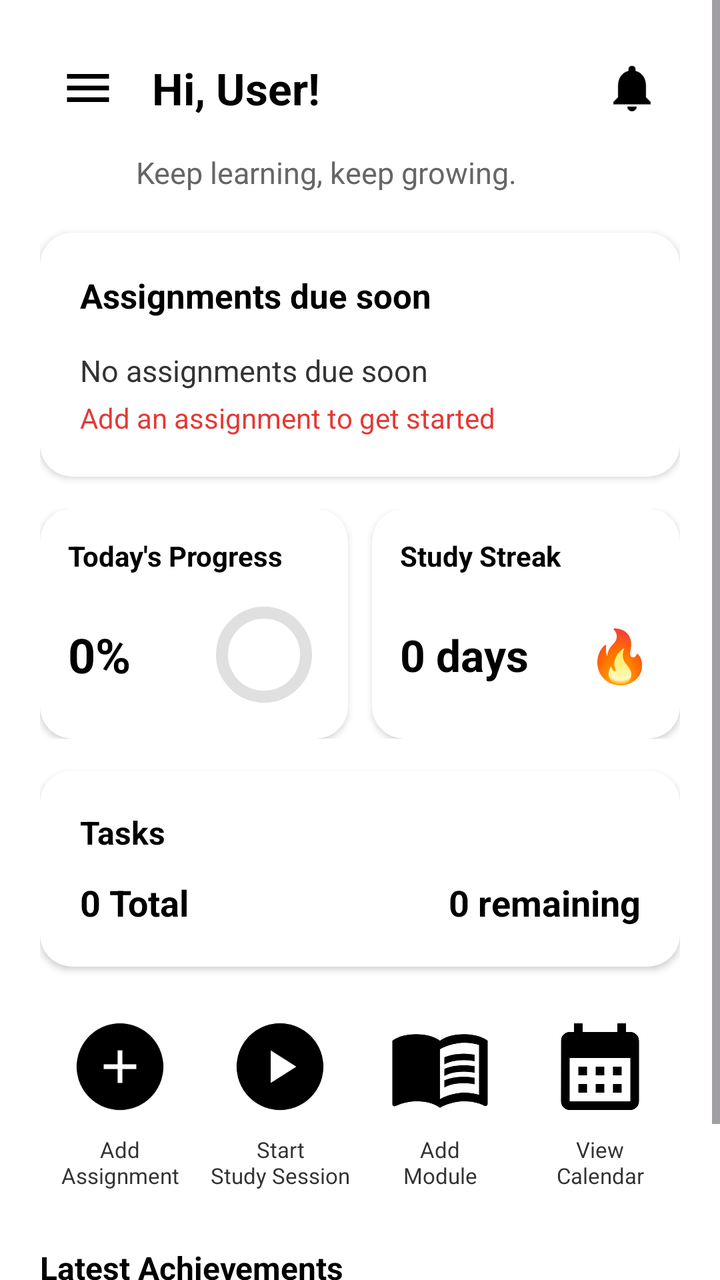
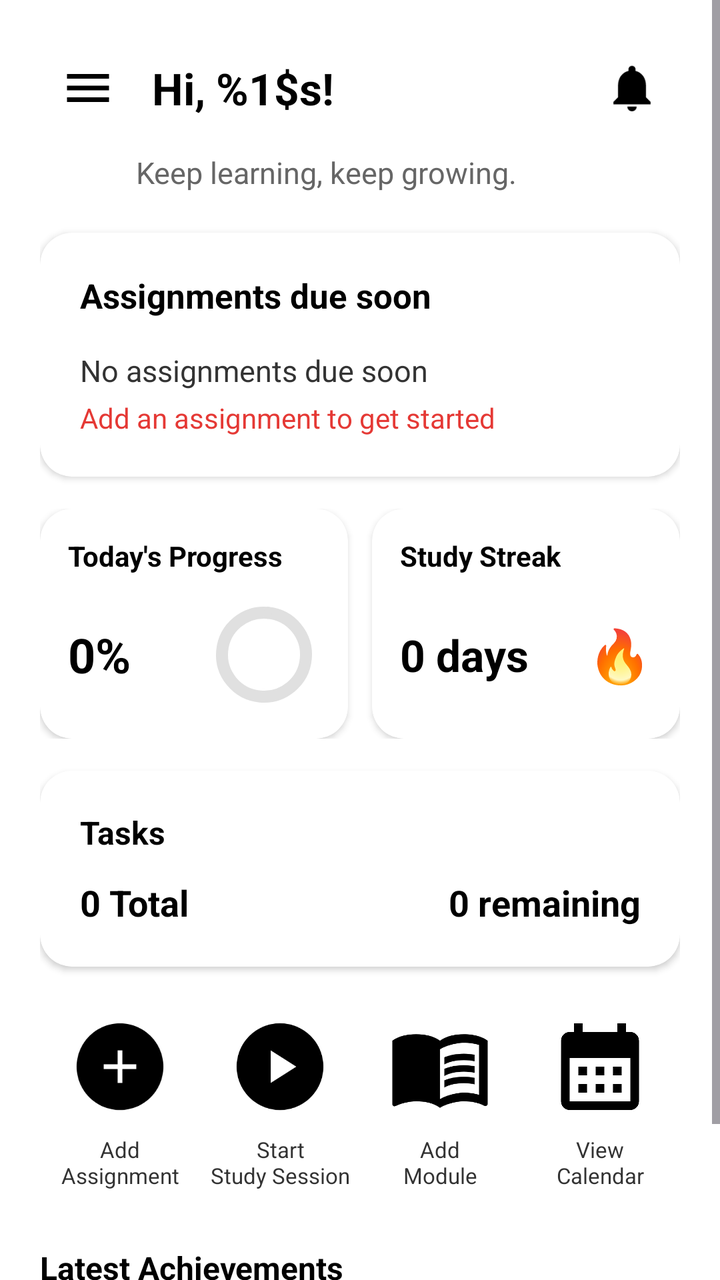

The first picture is an Android layout as it rendered before a commit; the second is the same layout after the commit. The layout source and the unified diff follow.
<!-- AndroidManifest.xml: application theme Theme.StudyBetter -->
<!-- res/layout/activity_dashboard.xml -->
<?xml version="1.0" encoding="utf-8"?>
<ScrollView xmlns:android="http://schemas.android.com/apk/res/android"
    xmlns:app="http://schemas.android.com/apk/res-auto"
    android:layout_width="match_parent"
    android:layout_height="match_parent"
    android:background="#FFFFFF"
    android:fillViewport="true">

    <LinearLayout
        android:layout_width="match_parent"
        android:layout_height="wrap_content"
        android:orientation="vertical"
        android:paddingStart="20dp"
        android:paddingTop="16dp"
        android:paddingEnd="20dp"
        android:paddingBottom="24dp">

        
        <RelativeLayout
            android:layout_width="match_parent"
            android:layout_height="56dp"
            android:layout_marginBottom="4dp">

            <ImageView
                android:id="@+id/menu_icon"
                android:layout_width="48dp"
                android:layout_height="48dp"
                android:layout_alignParentStart="true"
                android:layout_centerVertical="true"
                android:clickable="true"
                android:contentDescription="Open menu"
                android:focusable="true"
                android:padding="10dp"
                android:src="@drawable/ic_menu" />

            <TextView
                android:id="@+id/tv_greeting"
                android:layout_width="match_parent"
                android:layout_height="wrap_content"
                android:layout_centerVertical="true"
                android:layout_toEndOf="@id/menu_icon"
                android:layout_toStartOf="@id/notification_bell"
                android:ellipsize="end"
                android:maxLines="1"
                android:paddingStart="8dp"
                android:paddingEnd="8dp"
                android:text="Hi, User!"
                android:textColor="#000000"
                android:textSize="22sp"
                android:textStyle="bold" />

            <ImageView
                android:id="@+id/notification_bell"
                android:layout_width="48dp"
                android:layout_height="48dp"
                android:layout_alignParentEnd="true"
                android:layout_centerVertical="true"
                android:contentDescription="Notifications"
                android:padding="10dp"
                android:src="@drawable/ic_notifications_none" />

        </RelativeLayout>

        
        <TextView
            android:layout_width="wrap_content"
            android:layout_height="wrap_content"
            android:layout_marginStart="48dp"
            android:layout_marginBottom="20dp"
            android:text="Keep learning, keep growing."
            android:textColor="#666666"
            android:textSize="15sp" />

        
        <androidx.cardview.widget.CardView
            android:layout_width="match_parent"
            android:layout_height="wrap_content"
            android:layout_marginBottom="16dp"
            app:cardBackgroundColor="#FFFFFF"
            app:cardCornerRadius="16dp"
            app:cardElevation="2dp"
            app:strokeColor="#E0E0E0"
            app:strokeWidth="1dp">

            <LinearLayout
                android:layout_width="match_parent"
                android:layout_height="wrap_content"
                android:orientation="vertical"
                android:padding="20dp">

                <TextView
                    android:layout_width="wrap_content"
                    android:layout_height="wrap_content"
                    android:layout_marginBottom="16dp"
                    android:text="Assignments due soon"
                    android:textColor="#000000"
                    android:textSize="17sp"
                    android:textStyle="bold" />

                <LinearLayout
                    android:id="@+id/ll_due_soon"
                    android:layout_width="match_parent"
                    android:layout_height="wrap_content"
                    android:gravity="center_vertical"
                    android:orientation="vertical">

                    <TextView
                        android:layout_width="match_parent"
                        android:layout_height="wrap_content"
                        android:text="No assignments due soon"
                        android:textColor="#333333"
                        android:textSize="15sp" />

                    <TextView
                        android:layout_width="match_parent"
                        android:layout_height="wrap_content"
                        android:layout_marginTop="4dp"
                        android:text="Add an assignment to get started"
                        android:textColor="#E53935"
                        android:textSize="14sp" />

                </LinearLayout>

            </LinearLayout>

        </androidx.cardview.widget.CardView>

        
        <LinearLayout
            android:layout_width="match_parent"
            android:layout_height="wrap_content"
            android:layout_marginBottom="16dp"
            android:orientation="horizontal">

            
            <androidx.cardview.widget.CardView
                android:layout_width="0dp"
                android:layout_height="wrap_content"
                android:layout_marginEnd="6dp"
                android:layout_weight="1"
                app:cardBackgroundColor="#FFFFFF"
                app:cardCornerRadius="16dp"
                app:cardElevation="2dp"
                app:strokeColor="#E0E0E0"
                app:strokeWidth="1dp">

                <LinearLayout
                    android:layout_width="match_parent"
                    android:layout_height="wrap_content"
                    android:orientation="vertical"
                    android:padding="14dp">

                    <TextView
                        android:layout_width="wrap_content"
                        android:layout_height="wrap_content"
                        android:layout_marginBottom="12dp"
                        android:text="Today's Progress"
                        android:textColor="#000000"
                        android:textSize="14sp"
                        android:textStyle="bold" />

                    <LinearLayout
                        android:layout_width="match_parent"
                        android:layout_height="56dp"
                        android:gravity="center_vertical"
                        android:orientation="horizontal">

                        <TextView
                            android:id="@+id/tv_progress_percent"
                            android:layout_width="0dp"
                            android:layout_height="wrap_content"
                            android:layout_weight="1"
                            android:text="0%"
                            android:textColor="#000000"
                            android:textSize="24sp"
                            android:textStyle="bold" />

                        <com.google.android.material.progressindicator.CircularProgressIndicator
                            android:id="@+id/progress_indicator"
                            android:layout_width="48dp"
                            android:layout_height="48dp"
                            android:progress="0"
                            app:indicatorColor="#E53935"
                            app:indicatorSize="48dp"
                            app:trackColor="#E0E0E0"
                            app:trackThickness="6dp" />

                    </LinearLayout>

                </LinearLayout>

            </androidx.cardview.widget.CardView>

            
            <androidx.cardview.widget.CardView
                android:layout_width="0dp"
                android:layout_height="wrap_content"
                android:layout_marginStart="6dp"
                android:layout_weight="1"
                app:cardBackgroundColor="#FFFFFF"
                app:cardCornerRadius="16dp"
                app:cardElevation="2dp"
                app:strokeColor="#E0E0E0"
                app:strokeWidth="1dp">

                <LinearLayout
                    android:layout_width="match_parent"
                    android:layout_height="wrap_content"
                    android:orientation="vertical"
                    android:padding="14dp">

                    <TextView
                        android:layout_width="wrap_content"
                        android:layout_height="wrap_content"
                        android:layout_marginBottom="12dp"
                        android:text="Study Streak"
                        android:textColor="#000000"
                        android:textSize="14sp"
                        android:textStyle="bold" />

                    <LinearLayout
                        android:layout_width="match_parent"
                        android:layout_height="56dp"
                        android:gravity="center_vertical"
                        android:orientation="horizontal">

                        <TextView
                            android:id="@+id/tv_streak"
                            android:layout_width="0dp"
                            android:layout_height="wrap_content"
                            android:layout_weight="1"
                            android:ellipsize="end"
                            android:maxLines="1"
                            android:text="0 days"
                            android:textColor="#000000"
                            android:textSize="22sp"
                            android:textStyle="bold" />

                        <TextView
                            android:layout_width="wrap_content"
                            android:layout_height="wrap_content"
                            android:text="🔥"
                            android:textSize="26sp" />

                    </LinearLayout>

                </LinearLayout>

            </androidx.cardview.widget.CardView>

        </LinearLayout>

        
        <androidx.cardview.widget.CardView
            android:layout_width="match_parent"
            android:layout_height="wrap_content"
            android:layout_marginBottom="24dp"
            app:cardBackgroundColor="#FFFFFF"
            app:cardCornerRadius="16dp"
            app:cardElevation="2dp"
            app:strokeColor="#E0E0E0"
            app:strokeWidth="1dp">

            <LinearLayout
                android:layout_width="match_parent"
                android:layout_height="wrap_content"
                android:orientation="vertical"
                android:padding="20dp">

                <TextView
                    android:layout_width="wrap_content"
                    android:layout_height="wrap_content"
                    android:layout_marginBottom="12dp"
                    android:text="Tasks"
                    android:textColor="#000000"
                    android:textSize="16sp"
                    android:textStyle="bold" />

                <LinearLayout
                    android:layout_width="match_parent"
                    android:layout_height="wrap_content"
                    android:orientation="horizontal">

                    <TextView
                        android:id="@+id/tv_tasks_total"
                        android:layout_width="0dp"
                        android:layout_height="wrap_content"
                        android:layout_weight="1"
                        android:ellipsize="end"
                        android:maxLines="1"
                        android:text="0 Total"
                        android:textColor="#000000"
                        android:textSize="18sp"
                        android:textStyle="bold" />

                    <TextView
                        android:id="@+id/tv_tasks_remaining"
                        android:layout_width="0dp"
                        android:layout_height="wrap_content"
                        android:layout_weight="1"
                        android:ellipsize="end"
                        android:gravity="end"
                        android:maxLines="1"
                        android:text="0 remaining"
                        android:textColor="#000000"
                        android:textSize="18sp"
                        android:textStyle="bold" />

                </LinearLayout>

            </LinearLayout>

        </androidx.cardview.widget.CardView>

        
        <LinearLayout
            android:layout_width="match_parent"
            android:layout_height="wrap_content"
            android:layout_marginBottom="28dp"
            android:gravity="center"
            android:orientation="horizontal">

            
            <LinearLayout
                android:id="@+id/btn_add_assignment"
                android:layout_width="0dp"
                android:layout_height="wrap_content"
                android:layout_weight="1"
                android:clickable="true"
                android:focusable="true"
                android:gravity="center"
                android:orientation="vertical">

                <FrameLayout
                    android:layout_width="52dp"
                    android:layout_height="52dp"
                    android:background="@drawable/circle_teal">

                    <ImageView
                        android:layout_width="28dp"
                        android:layout_height="28dp"
                        android:layout_gravity="center"
                        android:src="@drawable/ic_add"
                        app:tint="#FFFFFF" />

                </FrameLayout>

                <TextView
                    android:layout_width="match_parent"
                    android:layout_height="wrap_content"
                    android:layout_marginTop="8dp"
                    android:gravity="center"
                    android:text="Add\nAssignment"
                    android:textColor="#333333"
                    android:textSize="11sp" />

            </LinearLayout>

            
            <LinearLayout
                android:id="@+id/btn_start_study"
                android:layout_width="0dp"
                android:layout_height="wrap_content"
                android:layout_weight="1"
                android:clickable="true"
                android:focusable="true"
                android:gravity="center"
                android:orientation="vertical">

                <FrameLayout
                    android:layout_width="52dp"
                    android:layout_height="52dp"
                    android:background="@drawable/circle_teal">

                    <ImageView
                        android:layout_width="28dp"
                        android:layout_height="28dp"
                        android:layout_gravity="center"
                        android:src="@drawable/ic_play_arrow"
                        app:tint="#FFFFFF" />

                </FrameLayout>

                <TextView
                    android:layout_width="match_parent"
                    android:layout_height="wrap_content"
                    android:layout_marginTop="8dp"
                    android:gravity="center"
                    android:text="Start\nStudy Session"
                    android:textColor="#333333"
                    android:textSize="11sp" />

            </LinearLayout>

            
            <LinearLayout
                android:id="@+id/btn_add_module"
                android:layout_width="0dp"
                android:layout_height="wrap_content"
                android:layout_weight="1"
                android:clickable="true"
                android:focusable="true"
                android:gravity="center"
                android:orientation="vertical">

                <ImageView
                    android:layout_width="52dp"
                    android:layout_height="52dp"
                    android:contentDescription="Add Module"
                    android:src="@drawable/ic_book" />

                <TextView
                    android:layout_width="match_parent"
                    android:layout_height="wrap_content"
                    android:layout_marginTop="8dp"
                    android:gravity="center"
                    android:text="Add\nModule"
                    android:textColor="#333333"
                    android:textSize="11sp" />

            </LinearLayout>

            
            <LinearLayout
                android:id="@+id/btn_view_calendar"
                android:layout_width="0dp"
                android:layout_height="wrap_content"
                android:layout_weight="1"
                android:clickable="true"
                android:focusable="true"
                android:gravity="center"
                android:orientation="vertical">

                <ImageView
                    android:layout_width="52dp"
                    android:layout_height="52dp"
                    android:contentDescription="View Calendar"
                    android:src="@drawable/ic_calendar" />

                <TextView
                    android:layout_width="match_parent"
                    android:layout_height="wrap_content"
                    android:layout_marginTop="8dp"
                    android:gravity="center"
                    android:text="View\nCalendar"
                    android:textColor="#333333"
                    android:textSize="11sp" />

            </LinearLayout>

        </LinearLayout>

        
        <TextView
            android:layout_width="wrap_content"
            android:layout_height="wrap_content"
            android:layout_marginBottom="12dp"
            android:text="Latest Achievements"
            android:textColor="#000000"
            android:textSize="16sp"
            android:textStyle="bold" />

        <LinearLayout
            android:id="@+id/ll_latest_achievements"
            android:layout_width="match_parent"
            android:layout_height="wrap_content"
            android:minHeight="48dp"
            android:orientation="vertical">

            <TextView
                android:id="@+id/tv_no_achievements"
                android:layout_width="match_parent"
                android:layout_height="wrap_content"
                android:text="No achievements yet. Keep studying!"
                android:textColor="#888888"
                android:textSize="14sp"
                android:visibility="gone" />

        </LinearLayout>

    </LinearLayout>

</ScrollView>
<!-- resources referenced by this layout -->
<resources>
  <!-- drawable circle_teal (drawable) -->
  <vector xmlns:android="http://schemas.android.com/apk/res/android" android:height="24dp" android:tint="#000000" android:viewportHeight="24" android:viewportWidth="24" android:width="24dp">
        
      <path android:fillColor="@android:color/white" android:pathData="M12,2C6.47,2 2,6.47 2,12s4.47,10 10,10 10,-4.47 10,-10S17.53,2 12,2z"/>
      
  </vector>
  <!-- drawable ic_add (drawable) -->
  <vector xmlns:android="http://schemas.android.com/apk/res/android" android:height="24dp" android:tint="#000000" android:viewportHeight="24" android:viewportWidth="24" android:width="24dp">
        
      <path android:fillColor="@android:color/white" android:pathData="M19,13h-6v6h-2v-6H5v-2h6V5h2v6h6v2z"/>
      
  </vector>
  <!-- drawable ic_calendar (drawable) -->
  <vector xmlns:android="http://schemas.android.com/apk/res/android" android:height="24dp" android:tint="#000000" android:viewportHeight="24" android:viewportWidth="24" android:width="24dp">
        
      <path android:fillColor="@android:color/white" android:pathData="M19,4h-1V2h-2v2H8V2H6v2H5C3.89,4 3.01,4.9 3.01,6L3,20c0,1.1 0.89,2 2,2h14c1.1,0 2,-0.9 2,-2V6C21,4.9 20.1,4 19,4zM19,20H5V10h14V20zM9,14H7v-2h2V14zM13,14h-2v-2h2V14zM17,14h-2v-2h2V14zM9,18H7v-2h2V18zM13,18h-2v-2h2V18zM17,18h-2v-2h2V18z"/>
      
  </vector>
  <!-- drawable ic_menu (drawable) -->
  <vector xmlns:android="http://schemas.android.com/apk/res/android" android:height="24dp" android:tint="#000000" android:viewportHeight="24" android:viewportWidth="24" android:width="24dp">
        
      <path android:fillColor="@android:color/white" android:pathData="M3,18h18v-2L3,16v2zM3,13h18v-2L3,11v2zM3,6v2h18L21,6L3,6z"/>
      
  </vector>
  <!-- drawable ic_notifications_none (drawable) -->
  <vector xmlns:android="http://schemas.android.com/apk/res/android" android:height="24dp" android:tint="#000000" android:viewportHeight="24" android:viewportWidth="24" android:width="24dp">
        
      <path android:fillColor="@android:color/white" android:pathData="M12,22c1.1,0 2,-0.9 2,-2h-4c0,1.1 0.89,2 2,2zM18,16v-5c0,-3.07 -1.64,-5.64 -4.5,-6.32L13.5,4c0,-0.83 -0.67,-1.5 -1.5,-1.5s-1.5,0.67 -1.5,1.5v0.68C7.63,5.36 6,7.92 6,11v5l-2,2v1h16v-1l-2,-2z"/>
      
  </vector>
  <!-- drawable ic_play_arrow (drawable) -->
  <vector xmlns:android="http://schemas.android.com/apk/res/android" android:height="24dp" android:tint="#000000" android:viewportHeight="24" android:viewportWidth="24" android:width="24dp">
        
      <path android:fillColor="@android:color/white" android:pathData="M8,5v14l11,-7z"/>
      
  </vector>
  <style name="Theme.StudyBetter" parent="Base.Theme.StudyBetter" />
  <style name="Base.Theme.StudyBetter" parent="Theme.Material3.DayNight.NoActionBar">
          
          
      </style>
  <!-- unchanged entries left out for length: 1 -->
</resources>

<!-- the commit's change to res/layout/activity_dashboard.xml (unified diff, before → after) -->
@@ -28,7 +28,7 @@
                 android:layout_alignParentStart="true"
                 android:layout_centerVertical="true"
                 android:clickable="true"
-                android:contentDescription="Open menu"
+                android:contentDescription="@string/open_menu"
                 android:focusable="true"
                 android:padding="10dp"
                 android:src="@drawable/ic_menu" />
@@ -44,7 +44,7 @@
                 android:maxLines="1"
                 android:paddingStart="8dp"
                 android:paddingEnd="8dp"
-                android:text="Hi, User!"
+                android:text="@string/dashboard_greeting"
                 android:textColor="#000000"
                 android:textSize="22sp"
                 android:textStyle="bold" />
@@ -55,7 +55,7 @@
                 android:layout_height="48dp"
                 android:layout_alignParentEnd="true"
                 android:layout_centerVertical="true"
-                android:contentDescription="Notifications"
+                android:contentDescription="@string/notifications"
                 android:padding="10dp"
                 android:src="@drawable/ic_notifications_none" />
 
@@ -67,7 +67,7 @@
             android:layout_height="wrap_content"
             android:layout_marginStart="48dp"
             android:layout_marginBottom="20dp"
-            android:text="Keep learning, keep growing."
+            android:text="@string/dashboard_subtitle"
             android:textColor="#666666"
             android:textSize="15sp" />
 
@@ -92,7 +92,7 @@
                     android:layout_width="wrap_content"
                     android:layout_height="wrap_content"
                     android:layout_marginBottom="16dp"
-                    android:text="Assignments due soon"
+                    android:text="@string/assignments_due_soon"
                     android:textColor="#000000"
                     android:textSize="17sp"
                     android:textStyle="bold" />
@@ -154,7 +154,7 @@
                         android:layout_width="wrap_content"
                         android:layout_height="wrap_content"
                         android:layout_marginBottom="12dp"
-                        android:text="Today's Progress"
+                        android:text="@string/todays_progress"
                         android:textColor="#000000"
                         android:textSize="14sp"
                         android:textStyle="bold" />
@@ -213,7 +213,7 @@
                         android:layout_width="wrap_content"
                         android:layout_height="wrap_content"
                         android:layout_marginBottom="12dp"
-                        android:text="Study Streak"
+                        android:text="@string/study_streak"
                         android:textColor="#000000"
                         android:textSize="14sp"
                         android:textStyle="bold" />
@@ -271,7 +271,7 @@
                     android:layout_width="wrap_content"
                     android:layout_height="wrap_content"
                     android:layout_marginBottom="12dp"
-                    android:text="Tasks"
+                    android:text="@string/tasks"
                     android:textColor="#000000"
                     android:textSize="16sp"
                     android:textStyle="bold" />
@@ -350,7 +350,7 @@
                     android:layout_height="wrap_content"
                     android:layout_marginTop="8dp"
                     android:gravity="center"
-                    android:text="Add\nAssignment"
+                    android:text="@string/add_assignment"
                     android:textColor="#333333"
                     android:textSize="11sp" />
 
@@ -386,7 +386,7 @@
                     android:layout_height="wrap_content"
                     android:layout_marginTop="8dp"
                     android:gravity="center"
-                    android:text="Start\nStudy Session"
+                    android:text="@string/start_study_session"
                     android:textColor="#333333"
                     android:textSize="11sp" />
 
@@ -406,7 +406,7 @@
                 <ImageView
                     android:layout_width="52dp"
                     android:layout_height="52dp"
-                    android:contentDescription="Add Module"
+                    android:contentDescription="@string/add_module_description"
                     android:src="@drawable/ic_book" />
 
                 <TextView
@@ -414,7 +414,7 @@
                     android:layout_height="wrap_content"
                     android:layout_marginTop="8dp"
                     android:gravity="center"
-                    android:text="Add\nModule"
+                    android:text="@string/add_module"
                     android:textColor="#333333"
                     android:textSize="11sp" />
 
@@ -434,7 +434,7 @@
                 <ImageView
                     android:layout_width="52dp"
                     android:layout_height="52dp"
-                    android:contentDescription="View Calendar"
+                    android:contentDescription="@string/view_calendar_description"
                     android:src="@drawable/ic_calendar" />
 
                 <TextView
@@ -442,7 +442,7 @@
                     android:layout_height="wrap_content"
                     android:layout_marginTop="8dp"
                     android:gravity="center"
-                    android:text="View\nCalendar"
+                    android:text="@string/view_calendar"
                     android:textColor="#333333"
                     android:textSize="11sp" />
 
@@ -455,7 +455,7 @@
             android:layout_width="wrap_content"
             android:layout_height="wrap_content"
             android:layout_marginBottom="12dp"
-            android:text="Latest Achievements"
+            android:text="@string/latest_achievements"
             android:textColor="#000000"
             android:textSize="16sp"
             android:textStyle="bold" />
<!-- resource entries referenced after the edit -->
@@ -36,6 +36,21 @@
       <path android:fillColor="@android:color/white" android:pathData="M8,5v14l11,-7z"/>
       
   </vector>
+  <string name="add_assignment">Add\nAssignment</string>
+  <string name="add_module">Add\nModule</string>
+  <string name="add_module_description">Add Module</string>
+  <string name="assignments_due_soon">Assignments due soon</string>
+  <string name="dashboard_greeting">Hi, %1$s!</string>
+  <string name="dashboard_subtitle">Keep learning, keep growing.</string>
+  <string name="latest_achievements">Latest Achievements</string>
+  <string name="notifications">Notifications</string>
+  <string name="open_menu">Open menu</string>
+  <string name="start_study_session">Start\nStudy Session</string>
+  <string name="study_streak">Study Streak</string>
+  <string name="tasks">Tasks</string>
+  <string name="todays_progress">Today\'s Progress</string>
+  <string name="view_calendar">View\nCalendar</string>
+  <string name="view_calendar_description">View Calendar</string>
   <style name="Theme.StudyBetter" parent="Base.Theme.StudyBetter" />
   <style name="Base.Theme.StudyBetter" parent="Theme.Material3.DayNight.NoActionBar">
           
